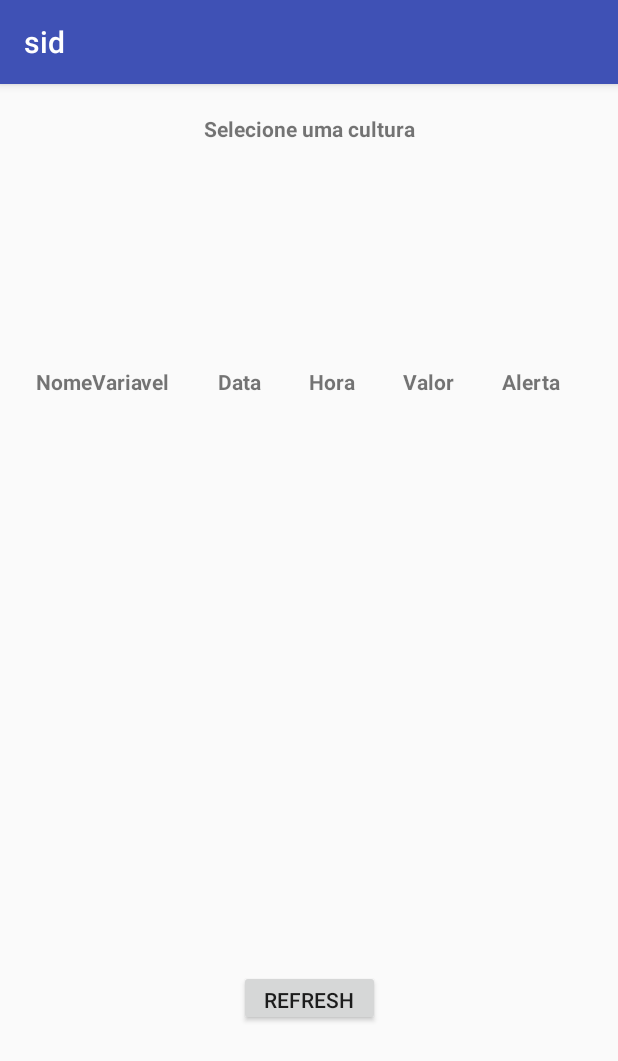
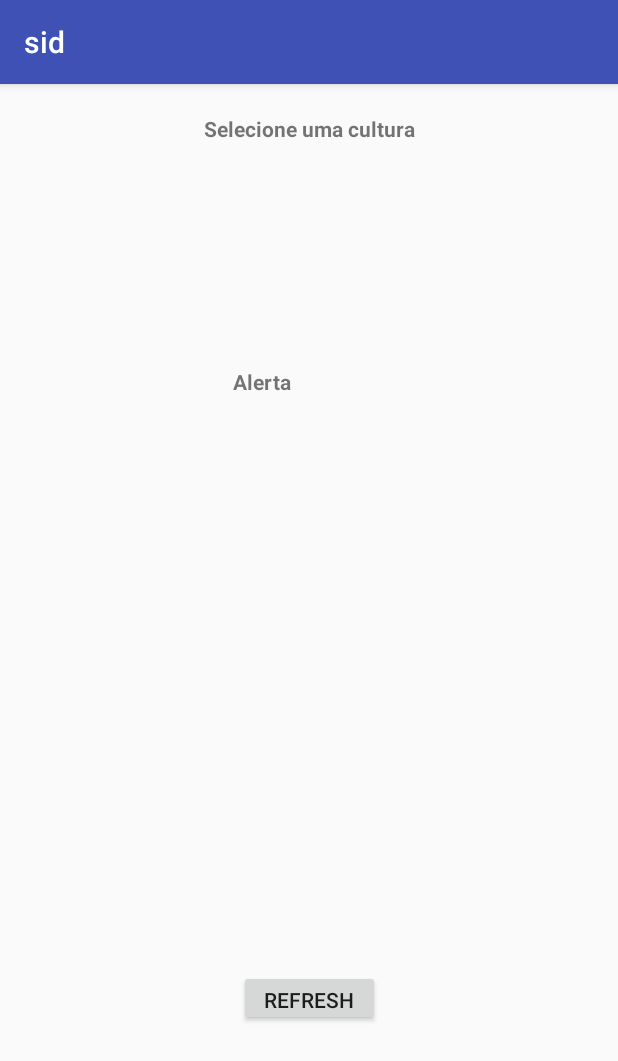
Before and after one commit to bjngs-iscteiul/android, an Android app: the AlertasActivity screen opened directly, with no data from a screen before it, on a phone screen of 412 x 824 dp. Shown: the top 1061 px of the screen. Run offline under Robolectric (Android 15) with nearby library versions, the phone set to English and light mode, and no system bars.

Commit message:
Leitura de Alertas Corrigida

```diff
--- a/app/src/main/java/inducesmile/com/sid/App/AlertasActivity.java
+++ b/app/src/main/java/inducesmile/com/sid/App/AlertasActivity.java
@@ -1,5 +1,6 @@
 package inducesmile.com.sid.App;
 
+import android.content.Intent;
 import android.database.Cursor;
 import android.support.v7.app.AppCompatActivity;
 import android.os.Bundle;
@@ -19,8 +20,12 @@ public class AlertasActivity extends AppCompatActivity {
     @Override
     protected void onCreate(Bundle savedInstanceState) {
         super.onCreate(savedInstanceState);
+        Intent intent = getIntent();
+
+        int idCultura = intent.getIntExtra("idCultura",0);
+
         setContentView(R.layout.activity_alertas);
-        Cursor alertasCursor= getAlertasCursor();
+        Cursor alertasCursor= getAlertasCursor(idCultura+"");
         Cursor culturaCursor = getCulturaCursor();
         updateNomeCultura(culturaCursor);
         listAlertas(alertasCursor);
@@ -32,11 +37,12 @@ public class AlertasActivity extends AppCompatActivity {
         return cursor;
     }
 
-    public Cursor getAlertasCursor(){
+    public Cursor getAlertasCursor(String idCultura){
         //To do
         DataBaseReader dbReader = new DataBaseReader(db);
-        EditText idCultura = findViewById(R.id.idCultura);
-        Cursor cursor = dbReader.readAlertas(Integer.valueOf(String.valueOf(idCultura.getText())));
+        //EditText idCultura = findViewById(R.id.idCultura);
+        //Cursor cursor = dbReader.readAlertas(Integer.valueOf(String.valueOf(idCultura.getText())));
+        Cursor cursor = dbReader.readAlertas(Integer.valueOf(String.valueOf(idCultura)));
         return cursor;
     }
     private void updateNomeCultura(Cursor culturaCursor){
@@ -55,48 +61,38 @@ public class AlertasActivity extends AppCompatActivity {
         TableLayout table = findViewById(R.id.tableAlertas);
         while (alertasCursor.moveToNext()){
             TableRow row = new TableRow(this);
+
             row.setLayoutParams(new TableRow.LayoutParams(TableRow.LayoutParams.FILL_PARENT, TableRow.LayoutParams.WRAP_CONTENT));
-            //TextView nomeVariavel = new TextView(this);
-            //nomeVariavel.setText(alertasCursor.getString(alertasCursor.getColumnIndex("NomeVariavel")));
-            //nomeVariavel.setPadding(dpAsPixels(16),dpAsPixels(5),0,0);
-
-            //TextView data = new TextView(this);
-            //data.setText(alertasCursor.getString(alertasCursor.getColumnIndex("DataMedicao")));
-            //data.setPadding(dpAsPixels(16),dpAsPixels(5),0,0);
-
-            //TextView hora = new TextView(this);
-            //String fullHora = alertasCursor.getString(alertasCursor.getColumnIndex("HoraMedicao"));
-            //String[] splitter = fullHora.split(":");
-            //String horaFormatted = splitter[0]+":"+splitter[1];
-            //hora.setText(horaFormatted);
-            //hora.setPadding(dpAsPixels(16),dpAsPixels(5),0,0);
-
-            //TextView
-            //TextView valor = new TextView(this);
-            //valor.setText(Double.toString(alertasCursor.getDouble(alertasCursor.getColumnIndex("ValorMedicao"))));
-            //valor.setPadding(dpAsPixels(16),dpAsPixels(5),0,0);
-
-            TextView idalerta = new TextView(this);
-            idalerta.setText(Integer.toString(alertasCursor.getInt(alertasCursor.getColumnIndex("IDAlerta"))));
-            idalerta.setPadding(dpAsPixels(16),dpAsPixels(5),20,0);
 
             TextView alerta = new TextView(this);
             alerta.setText(alertasCursor.getString(alertasCursor.getColumnIndex("texto")));
             alerta.setPadding(dpAsPixels(16),dpAsPixels(5),20,0);
 
-            //row.addView(nomeVariavel);
-            //row.addView(data);
-            //row.addView(hora);
-            //row.addView(valor);
-            row.addView(idalerta);
             row.addView(alerta);
+
+            row.setOnClickListener(new View.OnClickListener()
+            {
+                @Override
+                public void onClick(View v)
+                {
+                    v.setBackgroundColor(getResources().getColor(android.R.color.holo_blue_light));
+                }
+            });
+
+
+
+
             table.addView(row, new TableLayout.LayoutParams(TableLayout.LayoutParams.FILL_PARENT, TableLayout.LayoutParams.WRAP_CONTENT));
         }
 
 
 
 
+
+
     }
+
+
 
 private int dpAsPixels(int dp){
     float scale = getResources().getDisplayMetrics().density;
--- a/app/src/main/java/inducesmile/com/sid/App/MainActivity.java
+++ b/app/src/main/java/inducesmile/com/sid/App/MainActivity.java
@@ -50,6 +50,8 @@ public class MainActivity extends AppCompatActivity {
 
     public void showAlertas(View v){
         Intent i = new Intent(this,AlertasActivity.class);
+        EditText idCultura = findViewById(R.id.idCultura);
+        i.putExtra("idCultura",Integer.parseInt(idCultura.getText().toString()));
         startActivity(i);
     }
 
@@ -133,18 +135,18 @@ public class MainActivity extends AppCompatActivity {
             }
             }
 
-            JSONArray jsonAlertas = jParser.getJSONFromUrl(READ_ALERTAS,params);
+             JSONArray jsonAlertas = jParser.getJSONFromUrl(READ_ALERTAS,params);
             if (jsonAlertas!=null){
                 for (int i = 0; i < jsonAlertas.length()-1; i++) {
                     JSONObject c = jsonAlertas.getJSONObject(i);
                     int IDAlerta = c.getInt("IDAlerta");
                     int IDCultura = c.getInt("IDCultura");
-                    int migrado = c.getInt("migrado");
+                    int migrado = c.getInt("Migrado");
                     //String dataMedicao = c.getString("DataMedicao");
                     //double valorMedicao = c.getDouble("ValorMedicao");
                     //String horaMedicao = c.getString("HoraMedicao");
                     //String nomeVariavel = c.getString("NomeVariavel");
-                    String texto = c.getString("texto");
+                    String texto = c.getString("Texto");
                     db.insert_Alertas(IDAlerta,IDCultura,migrado,texto);
                 }
 
--- a/app/src/main/res/layout/activity_alertas.xml
+++ b/app/src/main/res/layout/activity_alertas.xml
@@ -37,14 +37,16 @@
         android:layout_marginTop="8dp"
         app:layout_constraintBottom_toBottomOf="parent"
         app:layout_constraintEnd_toEndOf="parent"
-        app:layout_constraintHorizontal_bias="0.0"
+        app:layout_constraintHorizontal_bias="0.47"
         app:layout_constraintStart_toStartOf="parent"
         app:layout_constraintTop_toTopOf="parent"
         app:layout_constraintVertical_bias="0.493">
 
         <HorizontalScrollView
             android:layout_width="match_parent"
-            android:layout_height="wrap_content">
+            android:layout_height="wrap_content"
+            tools:layout_editor_absoluteX="16dp"
+            tools:layout_editor_absoluteY="127dp">
 
             <LinearLayout
                 android:layout_width="wrap_content"
@@ -60,53 +62,18 @@
                         android:id="@+id/headerRow"
                         android:layout_width="match_parent"
                         android:layout_height="match_parent">
-
-                        <TextView
-                            android:id="@+id/nomeVariavel"
-                            android:layout_width="wrap_content"
-                            android:layout_height="wrap_content"
-                            android:padding="16dp"
-                            android:text="NomeVariavel"
-                            android:textStyle="bold" />
-
-                        <TextView
-                            android:id="@+id/data"
-                            android:layout_width="wrap_content"
-                            android:layout_height="wrap_content"
-                            android:padding="16dp"
-                            android:text="Data"
-                            android:textStyle="bold" />
-
-                        <TextView
-                            android:id="@+id/hora"
-                            android:layout_width="wrap_content"
-                            android:layout_height="wrap_content"
-                            android:padding="16dp"
-                            android:text="Hora"
-                            android:textStyle="bold" />
-
-                        <TextView
-                            android:id="@+id/valor"
-                            android:layout_width="wrap_content"
-                            android:layout_height="wrap_content"
-                            android:padding="16dp"
-                            android:text="Valor"
-                            android:textStyle="bold" />
-
                         <TextView
                             android:id="@+id/alerta"
-                            android:layout_width="wrap_content"
+                            android:layout_width="322dp"
                             android:layout_height="wrap_content"
                             android:padding="16dp"
                             android:text="Alerta"
+                            android:gravity="center"
                             android:textStyle="bold" />
-
                     </TableRow>
                 </TableLayout>
-
             </LinearLayout>
         </HorizontalScrollView>
-
     </ScrollView>
 
     <Button
--- a/app/src/main/res/layout/activity_login.xml
+++ b/app/src/main/res/layout/activity_login.xml
@@ -17,7 +17,7 @@
         android:layout_marginStart="104dp"
         android:layout_marginTop="4dp"
         android:hint="username"
-        android:text="dba"
+        android:text="DBA"
         app:layout_constraintBottom_toBottomOf="parent"
         app:layout_constraintEnd_toEndOf="parent"
         app:layout_constraintHorizontal_bias="0.0"
@@ -57,7 +57,7 @@
         android:layout_marginTop="8dp"
         android:ems="10"
         android:hint="IP (xxx.xxx.x.x)"
-        android:text="192.168.1.84"
+        android:text="192.168.1.244"
         app:layout_constraintBottom_toBottomOf="parent"
         app:layout_constraintEnd_toEndOf="parent"
         app:layout_constraintStart_toStartOf="parent"
```
